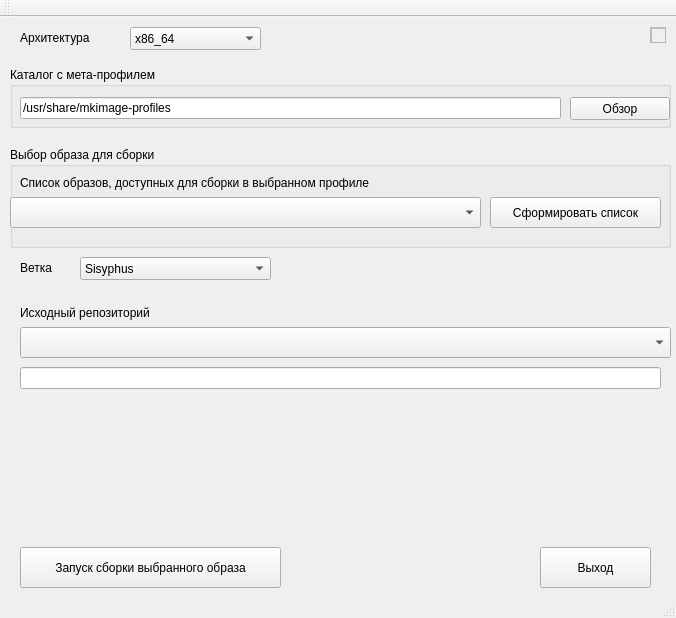
This is mainwindow.ui in 150balbes/mp-gui as Qt 5 draws it before an edit. The edited form follows.
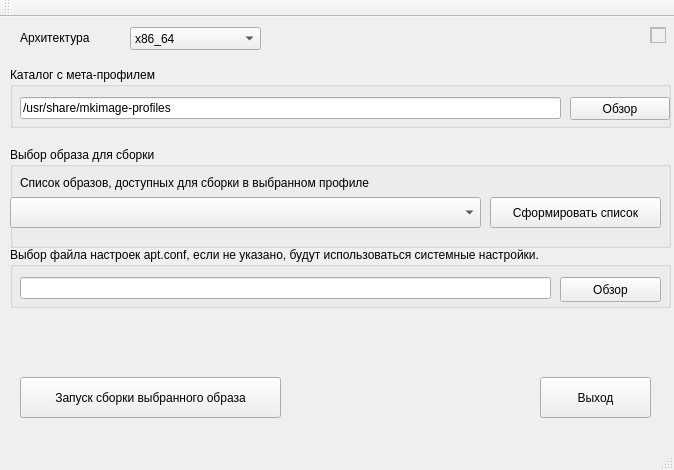
This is the edited form.

Commit message: modified:   form.cpp 	modified:   form.h 	modified:   form.ui 	modified:   mainwindow.cpp 	modified:   mainwindow.h 	modified:   mainwindow.ui 	new file:   mp-gui.pro.user 	modified:   rpm/mp-gui

Patch:
```diff
--- a/mainwindow.ui
+++ b/mainwindow.ui
@@ -6,8 +6,8 @@
    <rect>
     <x>0</x>
     <y>0</y>
-    <width>676</width>
-    <height>618</height>
+    <width>674</width>
+    <height>470</height>
    </rect>
   </property>
   <property name="windowTitle">
@@ -18,7 +18,7 @@
     <property name="geometry">
      <rect>
       <x>540</x>
-      <y>530</y>
+      <y>360</y>
       <width>111</width>
       <height>41</height>
      </rect>
@@ -27,34 +27,11 @@
      <string>Выход</string>
     </property>
    </widget>
-   <widget class="QComboBox" name="comboBox_repo">
-    <property name="geometry">
-     <rect>
-      <x>20</x>
-      <y>310</y>
-      <width>651</width>
-      <height>31</height>
-     </rect>
-    </property>
-   </widget>
-   <widget class="QLabel" name="label">
-    <property name="geometry">
-     <rect>
-      <x>20</x>
-      <y>280</y>
-      <width>171</width>
-      <height>31</height>
-     </rect>
-    </property>
-    <property name="text">
-     <string>Исходный репозиторий</string>
-    </property>
-   </widget>
    <widget class="QPushButton" name="pushButton_RunCreate">
     <property name="geometry">
      <rect>
       <x>20</x>
-      <y>530</y>
+      <y>360</y>
       <width>261</width>
       <height>41</height>
      </rect>
@@ -63,44 +40,6 @@
      <string>Запуск сборки выбранного образа</string>
     </property>
    </widget>
-   <widget class="QLabel" name="label_3">
-    <property name="geometry">
-     <rect>
-      <x>20</x>
-      <y>240</y>
-      <width>71</width>
-      <height>21</height>
-     </rect>
-    </property>
-    <property name="text">
-     <string>Ветка</string>
-    </property>
-   </widget>
-   <widget class="QComboBox" name="cb_branch">
-    <property name="geometry">
-     <rect>
-      <x>80</x>
-      <y>240</y>
-      <width>191</width>
-      <height>23</height>
-     </rect>
-    </property>
-    <item>
-     <property name="text">
-      <string>Sisyphus</string>
-     </property>
-    </item>
-    <item>
-     <property name="text">
-      <string>p7</string>
-     </property>
-    </item>
-    <item>
-     <property name="text">
-      <string>t7</string>
-     </property>
-    </item>
-   </widget>
    <widget class="QLabel" name="label_4">
     <property name="geometry">
      <rect>
@@ -225,16 +164,6 @@
      </property>
     </widget>
    </widget>
-   <widget class="QLineEdit" name="cmd_comand">
-    <property name="geometry">
-     <rect>
-      <x>20</x>
-      <y>350</y>
-      <width>641</width>
-      <height>22</height>
-     </rect>
-    </property>
-   </widget>
    <widget class="QTextEdit" name="ListDistro">
     <property name="enabled">
      <bool>false</bool>
@@ -248,6 +177,45 @@
      </rect>
     </property>
    </widget>
+   <widget class="QGroupBox" name="groupBox_3">
+    <property name="geometry">
+     <rect>
+      <x>10</x>
+      <y>230</y>
+      <width>661</width>
+      <height>61</height>
+     </rect>
+    </property>
+    <property name="title">
+     <string>Выбор файла настроек apt.conf, если не указано, будут использоваться системные настройки.</string>
+    </property>
+    <widget class="QLineEdit" name="AptConf">
+     <property name="geometry">
+      <rect>
+       <x>10</x>
+       <y>30</y>
+       <width>531</width>
+       <height>22</height>
+      </rect>
+     </property>
+     <property name="readOnly">
+      <bool>true</bool>
+     </property>
+    </widget>
+    <widget class="QPushButton" name="pushButton_AptConf">
+     <property name="geometry">
+      <rect>
+       <x>550</x>
+       <y>30</y>
+       <width>101</width>
+       <height>25</height>
+      </rect>
+     </property>
+     <property name="text">
+      <string>Обзор</string>
+     </property>
+    </widget>
+   </widget>
   </widget>
   <widget class="QMenuBar" name="menuBar">
    <property name="geometry">
```
Left out of the diff: 2 changed lines with no effect on the pictures. The commit also changes 7 other files.
